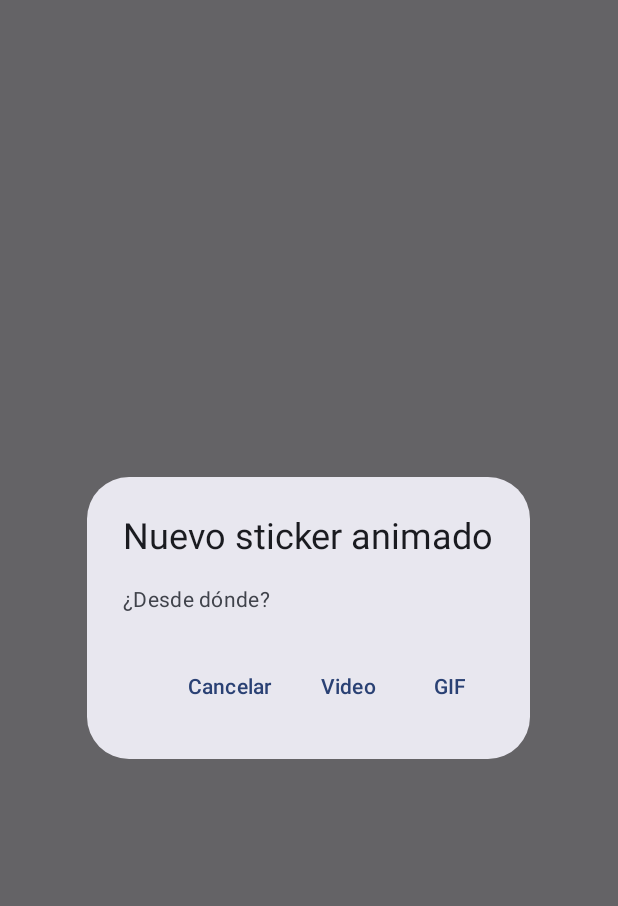
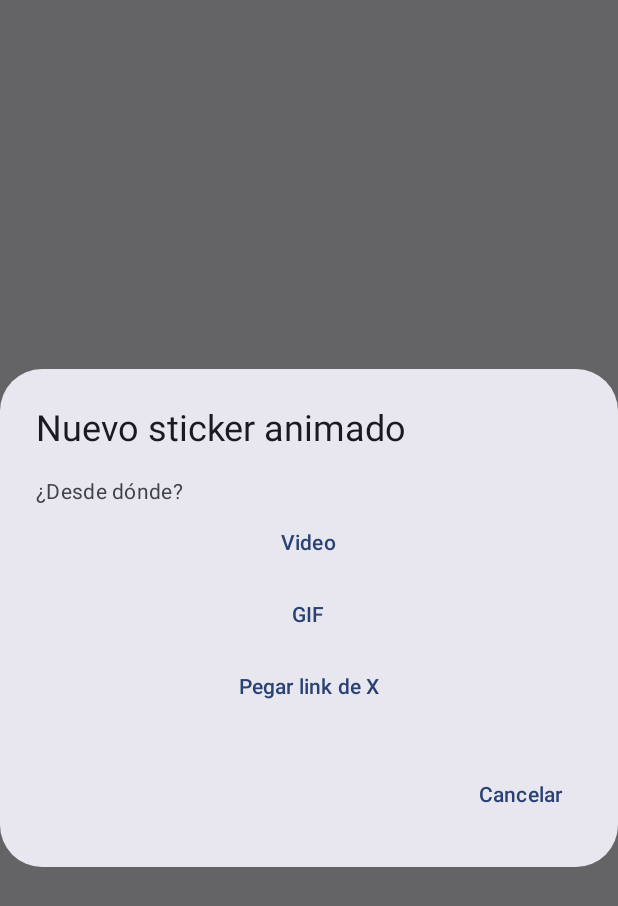
Before and after one commit to santiagost/creador-stickers, an Android app built with Jetpack Compose: the composable AnimatedSourceDialog shown on its own in the app's theme, on a phone screen of 412 x 824 dp. Shown: the top 906 px of the screen. Run offline under Robolectric (Android 15) with nearby library versions, the phone set to English and light mode, and no system bars; pictures from the network do not load.

Commit message:
[ADD] P3 (spec 007): compartir y pegar links de X
La app recibe texto compartido (links de X), Pegar link de X en el menu de los
packs animados y la pantalla Bajando video con Cancelar. El video bajado se
borra al terminar o cancelar (D6).

Co-Authored-By: Claude Opus 5.5 <noreply@anthropic.com>

```diff
--- a/app/src/main/java/com/santi/stickers/ui/HomeScreen.kt
+++ b/app/src/main/java/com/santi/stickers/ui/HomeScreen.kt
@@ -252,19 +252,21 @@ private fun NewPackDialog(
     )
 }
 
-/** Spec 005, D2: en un pack animado, el sticker nuevo sale de un video o de un GIF. */
+/** Spec 005, D2: en un pack animado, el sticker nuevo sale de un video o de un GIF; spec 007, D3: o de un link de X. */
 @Composable
-fun AnimatedSourceDialog(onVideo: () -> Unit, onGif: () -> Unit, onDismiss: () -> Unit) {
+fun AnimatedSourceDialog(onVideo: () -> Unit, onGif: () -> Unit, onPasteLink: () -> Unit, onDismiss: () -> Unit) {
     AlertDialog(
         onDismissRequest = onDismiss,
         title = { Text("Nuevo sticker animado") },
-        text = { Text("¿Desde dónde?") },
-        confirmButton = {
-            Row(horizontalArrangement = Arrangement.spacedBy(8.dp)) {
-                TextButton(onClick = onVideo) { Text("Video") }
-                TextButton(onClick = onGif) { Text("GIF") }
+        text = {
+            Column {
+                Text("¿Desde dónde?")
+                listOf("Video" to onVideo, "GIF" to onGif, "Pegar link de X" to onPasteLink).forEach { (label, action) ->
+                    TextButton(onClick = action, modifier = Modifier.fillMaxWidth()) { Text(label) }
+                }
             }
         },
+        confirmButton = {},
         dismissButton = { TextButton(onClick = onDismiss) { Text("Cancelar") } },
     )
 }
```
Also changed, not shown: app/src/main/AndroidManifest.xml (+7 -1 lines), app/src/main/java/com/santi/stickers/MainActivity.kt (+16 -0 lines), app/src/main/java/com/santi/stickers/ui/DownloadScreen.kt (added, +42 -0 lines), app/src/main/java/com/santi/stickers/ui/MainViewModel.kt (+88 -0 lines), 1 other file.
